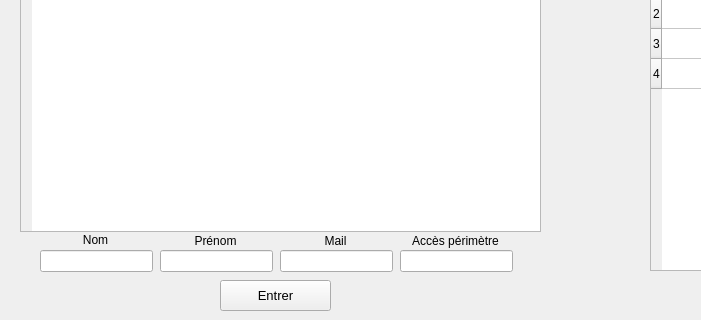
First picture: the form in Projet_Ajour/gestion.ui, repository simzrch/Projet_Entremont, before the edit; both pictures show x 0 to 701 and y 460 to 780 of the 1280 by 780 pixel window.
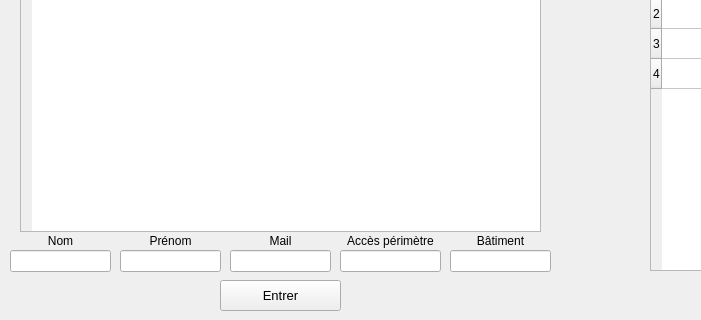
Second picture: the form after the edit.

The edit to the form file:
```diff
--- a/Projet_Ajour/gestion.ui
+++ b/Projet_Ajour/gestion.ui
@@ -12,8 +12,8 @@
   </property>
   <property name="sizePolicy">
    <sizepolicy hsizetype="Fixed" vsizetype="Fixed">
-    <horstretch>0</horstretch>
-    <verstretch>0</verstretch>
+    <horstretch>8</horstretch>
+    <verstretch>8</verstretch>
    </sizepolicy>
   </property>
   <property name="windowTitle">
@@ -204,9 +204,9 @@
   <widget class="QLineEdit" name="lineEditNom">
    <property name="geometry">
     <rect>
-     <x>40</x>
+     <x>10</x>
      <y>710</y>
-     <width>113</width>
+     <width>101</width>
      <height>22</height>
     </rect>
    </property>
@@ -217,9 +217,9 @@
   <widget class="QLineEdit" name="lineEditPrenom">
    <property name="geometry">
     <rect>
-     <x>160</x>
+     <x>120</x>
      <y>710</y>
-     <width>113</width>
+     <width>101</width>
      <height>22</height>
     </rect>
    </property>
@@ -230,9 +230,9 @@
   <widget class="QLineEdit" name="lineEditMail">
    <property name="geometry">
     <rect>
-     <x>280</x>
+     <x>230</x>
      <y>710</y>
-     <width>113</width>
+     <width>101</width>
      <height>22</height>
     </rect>
    </property>
@@ -240,9 +240,9 @@
   <widget class="QLineEdit" name="lineEditAcces">
    <property name="geometry">
     <rect>
-     <x>400</x>
+     <x>340</x>
      <y>710</y>
-     <width>113</width>
+     <width>101</width>
      <height>22</height>
     </rect>
    </property>
@@ -250,9 +250,9 @@
   <widget class="QLabel" name="label_3">
    <property name="geometry">
     <rect>
-     <x>40</x>
-     <y>689</y>
-     <width>111</width>
+     <x>10</x>
+     <y>690</y>
+     <width>101</width>
      <height>21</height>
     </rect>
    </property>
@@ -266,9 +266,9 @@
   <widget class="QLabel" name="label_4">
    <property name="geometry">
     <rect>
-     <x>160</x>
+     <x>120</x>
      <y>690</y>
-     <width>111</width>
+     <width>101</width>
      <height>21</height>
     </rect>
    </property>
@@ -282,9 +282,9 @@
   <widget class="QLabel" name="label_5">
    <property name="geometry">
     <rect>
-     <x>280</x>
+     <x>230</x>
      <y>690</y>
-     <width>111</width>
+     <width>101</width>
      <height>21</height>
     </rect>
    </property>
@@ -298,9 +298,9 @@
   <widget class="QLabel" name="label_6">
    <property name="geometry">
     <rect>
-     <x>400</x>
+     <x>340</x>
      <y>690</y>
-     <width>111</width>
+     <width>101</width>
      <height>21</height>
     </rect>
    </property>
@@ -414,7 +414,7 @@
     <rect>
      <x>220</x>
      <y>740</y>
-     <width>111</width>
+     <width>121</width>
      <height>31</height>
     </rect>
    </property>
@@ -427,6 +427,32 @@
     <string>Entrer</string>
    </property>
   </widget>
+  <widget class="QLineEdit" name="lineEditBatiment">
+   <property name="geometry">
+    <rect>
+     <x>450</x>
+     <y>710</y>
+     <width>101</width>
+     <height>22</height>
+    </rect>
+   </property>
+  </widget>
+  <widget class="QLabel" name="label_7">
+   <property name="geometry">
+    <rect>
+     <x>450</x>
+     <y>690</y>
+     <width>101</width>
+     <height>21</height>
+    </rect>
+   </property>
+   <property name="text">
+    <string>Bâtiment</string>
+   </property>
+   <property name="alignment">
+    <set>Qt::AlignCenter</set>
+   </property>
+  </widget>
   <zorder>ButtonAccueil</zorder>
   <zorder>ButtonGestion</zorder>
   <zorder>ButtonPerimetres</zorder>
```
Left out of the diff: 14 changed lines with no effect on the pictures.
